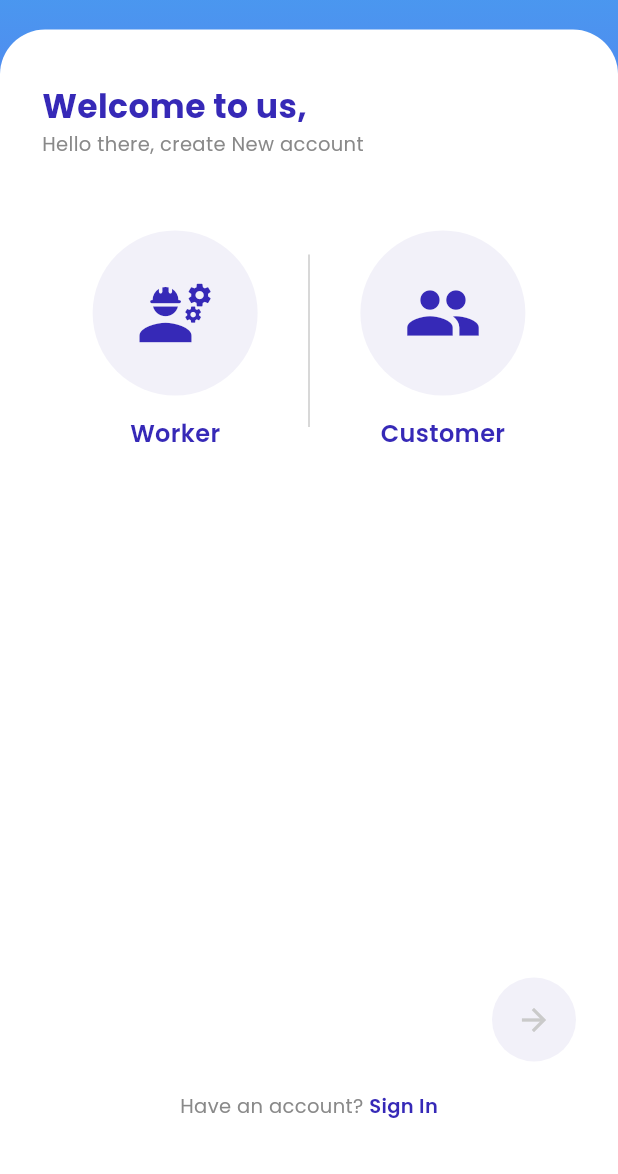
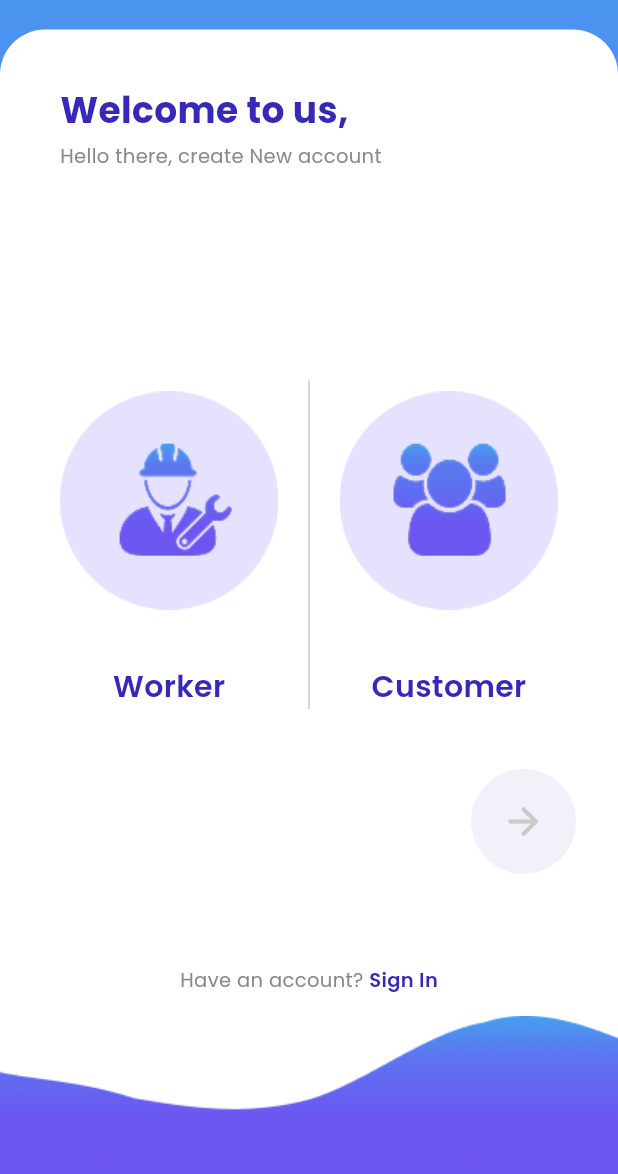
Before and after one commit to ItsKalfox/skillfox, a Flutter app: the SignupTypeScreen screen opened directly, on a phone screen of 412 x 824 dp, the part 62-1236 px from its top. Run offline on Flutter 3.47's test engine with Material 3 defaults, Android fonts, the phone set to English and light mode, and no system bars; our stand-ins replace cloud_firestore, firebase_auth, firebase_core, firebase_storage, flutter_svg, google_fonts and 4 more; accounts and stored records are empty; project files that could hold a hidden picture were left out.

Commit message:
feat: polish signup type screen UI
- Replace Material icons with worker-icon.png and customer-icon.png assets
- Add bottom-line.png decoration above white card
- Move arrow button to top layer so it renders above bottom line
- Resize type option images to better fit the layout

```diff
--- a/lib/screens/signup/signup_type_screen.dart
+++ b/lib/screens/signup/signup_type_screen.dart
@@ -18,7 +18,11 @@ class _SignupTypeScreenState extends State<SignupTypeScreen> {
     return Scaffold(
       body: Stack(
         children: [
+
+          // ✅ Layer 1 — gradient background
           Container(decoration: const BoxDecoration(gradient: AppColors.mainGradient)),
+
+          // ✅ Layer 2 — main content
           SafeArea(
             child: Column(
               children: [
@@ -54,42 +58,48 @@ class _SignupTypeScreenState extends State<SignupTypeScreen> {
                       ),
                     ),
                     child: Padding(
-                      padding: const EdgeInsets.all(28),
+                      padding: const EdgeInsets.fromLTRB(40, 28, 40, 0),
                       child: Column(
                         crossAxisAlignment: CrossAxisAlignment.start,
                         children: [
                           const SizedBox(height: 8),
                           Text('Welcome to us,',
                             style: GoogleFonts.poppins(
-                              fontSize: 22, fontWeight: FontWeight.w700,
+                              fontSize: 24, fontWeight: FontWeight.w700,
                               color: AppColors.primary,
                             ),
                           ),
+                          const SizedBox(height: 5),
                           Text('Hello there, create New account',
-                            style: GoogleFonts.poppins(fontSize: 13, color: AppColors.neutral2),
+                            style: GoogleFonts.poppins(
+                              fontSize: 13, color: AppColors.neutral2),
                           ),
-                          const SizedBox(height: 48),
+                          const SizedBox(height: 140),
                           // Worker / Customer selector
                           IntrinsicHeight(
                             child: Row(
                               children: [
                                 Expanded(
                                   child: _TypeOption(
-                                    icon: Icons.engineering,
+                                    // ✅ PNG image instead of icon
+                                    imagePath: 'assets/images/worker-icon.png',
                                     label: 'Worker',
                                     selected: _selected == 'worker',
                                     onTap: () => setState(() => _selected = 'worker'),
                                   ),
                                 ),
+                                SizedBox(width: 20),
                                 // Divider
                                 Container(
                                   width: 1,
                                   color: AppColors.borderColor,
-                                  margin: const EdgeInsets.symmetric(vertical: 16),
+                                  margin: const EdgeInsets.symmetric(vertical: 0),
                                 ),
+                                SizedBox(width: 20),
                                 Expanded(
                                   child: _TypeOption(
-                                    icon: Icons.people,
+                                    // ✅ PNG image instead of icon
+                                    imagePath: 'assets/images/customer-icon.png',
                                     label: 'Customer',
                                     selected: _selected == 'customer',
                                     onTap: () => setState(() => _selected = 'customer'),
@@ -99,44 +109,14 @@ class _SignupTypeScreenState extends State<SignupTypeScreen> {
                             ),
                           ),
                           const Spacer(),
-                          // Arrow button
-                          Align(
-                            alignment: Alignment.centerRight,
-                            child: GestureDetector(
-                              onTap: _selected == null ? null : () {
-                                if (_selected == 'worker') {
-                                  Navigator.push(context, MaterialPageRoute(
-                                    builder: (_) => const WorkerSignup1Screen(),
-                                  ));
-                                } else {
-                                  Navigator.push(context, MaterialPageRoute(
-                                    builder: (_) => const CustomerSignup1Screen(),
-                                  ));
-                                }
-                              },
-                              child: AnimatedContainer(
-                                duration: const Duration(milliseconds: 200),
-                                width: 56, height: 56,
-                                decoration: BoxDecoration(
-                                  gradient: _selected != null ? AppColors.mainGradient : null,
-                                  color: _selected == null ? AppColors.primary4 : null,
-                                  shape: BoxShape.circle,
-                                ),
-                                child: Icon(Icons.arrow_forward,
-                                  color: _selected != null ? Colors.white : AppColors.neutral4,
-                                  size: 24,
-                                ),
-                              ),
-                            ),
-                          ),
-                          const SizedBox(height: 20),
                           // Have an account
                           Center(
                             child: Row(
                               mainAxisSize: MainAxisSize.min,
                               children: [
                                 Text('Have an account? ',
-                                  style: GoogleFonts.poppins(fontSize: 13, color: AppColors.neutral2)),
+                                  style: GoogleFonts.poppins(
+                                    fontSize: 13, color: AppColors.neutral2)),
                                 GestureDetector(
                                   onTap: () => Navigator.pop(context),
                                   child: Text('Sign In',
@@ -149,7 +129,7 @@ class _SignupTypeScreenState extends State<SignupTypeScreen> {
                               ],
                             ),
                           ),
-                          const SizedBox(height: 8),
+                          const SizedBox(height: 120), // ✅ space above bottom line
                         ],
                       ),
                     ),
@@ -158,6 +138,49 @@ class _SignupTypeScreenState extends State<SignupTypeScreen> {
               ],
             ),
           ),
+
+          // ✅ Layer 3 — bottom line above white card but below arrow button
+          Positioned(
+            bottom: 0, left: 0, right: 0,
+            child: Image.asset(
+              'assets/images/bottom-line.png',
+              fit: BoxFit.fitWidth,
+            ),
+          ),
+
+          // ✅ Layer 4 — arrow button on very top of everything
+          Positioned(
+            bottom: 200,
+            right: 28,
+            child: GestureDetector(
+              onTap: _selected == null ? null : () {
+                if (_selected == 'worker') {
+                  Navigator.push(context, MaterialPageRoute(
+                    builder: (_) => const WorkerSignup1Screen(),
+                  ));
+                } else {
+                  Navigator.push(context, MaterialPageRoute(
+                    builder: (_) => const CustomerSignup1Screen(),
+                  ));
+                }
+              },
+              child: AnimatedContainer(
+                duration: const Duration(milliseconds: 200),
+                width: 70, height: 70,
+                decoration: BoxDecoration(
+                  gradient: _selected != null ? AppColors.mainGradient : null,
+                  color: _selected == null ? AppColors.primary4 : null,
+                  shape: BoxShape.circle,
+                ),
+                child: Icon(
+                  Icons.arrow_forward_rounded,
+                  color: _selected != null ? Colors.white : AppColors.neutral4,
+                  size: 30,
+                ),
+              ),
+            ),
+          ),
+
         ],
       ),
     );
@@ -165,14 +188,16 @@ class _SignupTypeScreenState extends State<SignupTypeScreen> {
 }
 
 class _TypeOption extends StatelessWidget {
-  final IconData icon;
+  final String imagePath; // ✅ changed from IconData to String
   final String label;
   final bool selected;
   final VoidCallback onTap;
 
   const _TypeOption({
-    required this.icon, required this.label,
-    required this.selected, required this.onTap,
+    required this.imagePath,
+    required this.label,
+    required this.selected,
+    required this.onTap,
   });
 
   @override
@@ -184,7 +209,7 @@ class _TypeOption extends StatelessWidget {
         children: [
           AnimatedContainer(
             duration: const Duration(milliseconds: 200),
-            width: 110, height: 110,
+            width: 160, height: 160,
             decoration: BoxDecoration(
               color: AppColors.primary4,
               shape: BoxShape.circle,
@@ -192,12 +217,19 @@ class _TypeOption extends StatelessWidget {
                   ? Border.all(color: AppColors.primary, width: 2.5)
                   : null,
             ),
-            child: Icon(icon, size: 52, color: AppColors.primary),
+            // ✅ PNG image inside the circle
+            child: Padding(
+              padding: const EdgeInsets.all(0),
+              child: Image.asset(
+                imagePath,
+                fit: BoxFit.contain,
+              ),
+            ),
           ),
-          const SizedBox(height: 14),
+          const SizedBox(height: 30),
           Text(label,
             style: GoogleFonts.poppins(
-              fontSize: 16, fontWeight: FontWeight.w600,
+              fontSize: 20, fontWeight: FontWeight.w600,
               color: AppColors.primary,
             ),
           ),
```
Also changed, not shown: assets/images/customer-icon.png (added), assets/images/worker-icon.png (added).
